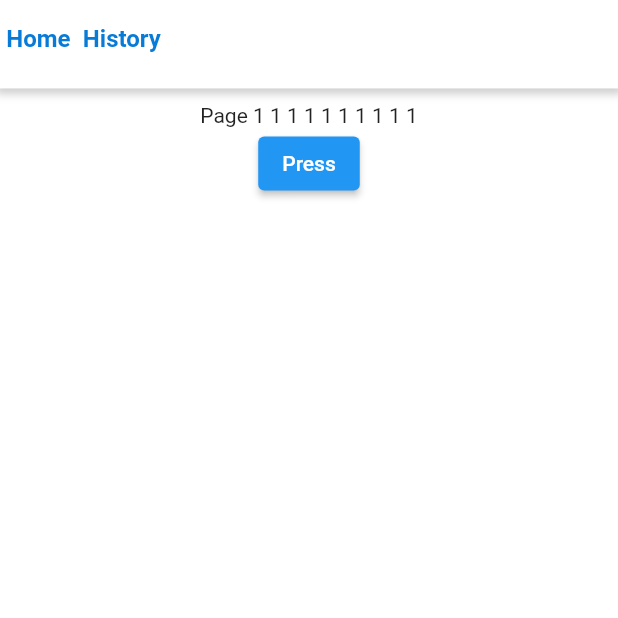
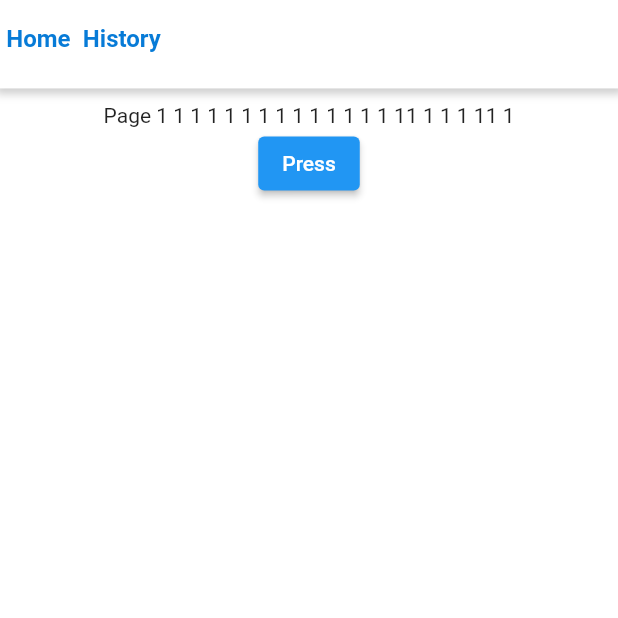
Before and after one commit to winterselmon/steward, a Flutter app: the screen it shows after launch, on a phone screen of 412 x 824 dp, the top half of it. Run offline on Flutter 3.47's test engine with Material 2 defaults, Android fonts, the phone set to English and light mode, and no system bars; our stand-ins replace bloc, equatable, google_fonts, sizer, url_strategy; Roboto replaces fonts that are missing (Kanit).

Commit message:
- test push

```diff
--- a/lib/presentation/home/view/home_page.dart
+++ b/lib/presentation/home/view/home_page.dart
@@ -39,7 +39,7 @@ class _HomePageState extends State<HomePage> {
             padding: const EdgeInsets.all(10.0),
             child: Column(
               children: [
-                const Text('Page 1 1 1 1 1 1 1 1 1 1'),
+                const Text('Page 1 1 1 1 1 1 1 1 1 1 1 1 1 1 11 1 1 1 11 1'),
                 ElevatedButton(onPressed: () {}, child: const Text('Press'))
               ],
             ),
```
